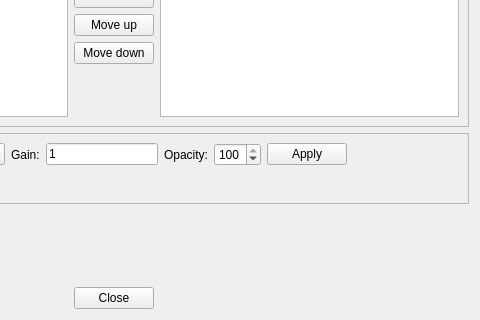
Before: the Qt Designer form LibSliceViewer/volumeitemsdialog.ui in fsoos74/su, drawn with Qt 5; both pictures show x 252 to 732 and y 116 to 436 of the 732 by 436 pixel window.
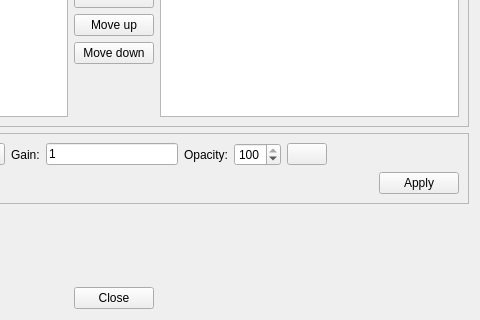
After: the same form once the commit is applied. Custom widgets are drawn as their Qt base class.

Commit message: seismic wiggle/variable area color setable

```diff
--- a/LibSliceViewer/volumeitemsdialog.ui
+++ b/LibSliceViewer/volumeitemsdialog.ui
@@ -200,9 +200,9 @@
          </widget>
         </item>
         <item>
-         <widget class="QPushButton" name="pbApply">
+         <widget class="ColorButton" name="cbSeismic">
           <property name="text">
-           <string>Apply</string>
+           <string/>
           </property>
          </widget>
         </item>
@@ -250,6 +250,13 @@
           </property>
          </spacer>
         </item>
+        <item>
+         <widget class="QPushButton" name="pbApply">
+          <property name="text">
+           <string>Apply</string>
+          </property>
+         </widget>
+        </item>
        </layout>
       </item>
      </layout>
@@ -307,6 +314,13 @@
    </item>
   </layout>
  </widget>
+ <customwidgets>
+  <customwidget>
+   <class>ColorButton</class>
+   <extends>QPushButton</extends>
+   <header>colorbutton.h</header>
+  </customwidget>
+ </customwidgets>
  <resources/>
  <connections>
   <connection>
```
The commit also changes 5 other files.
